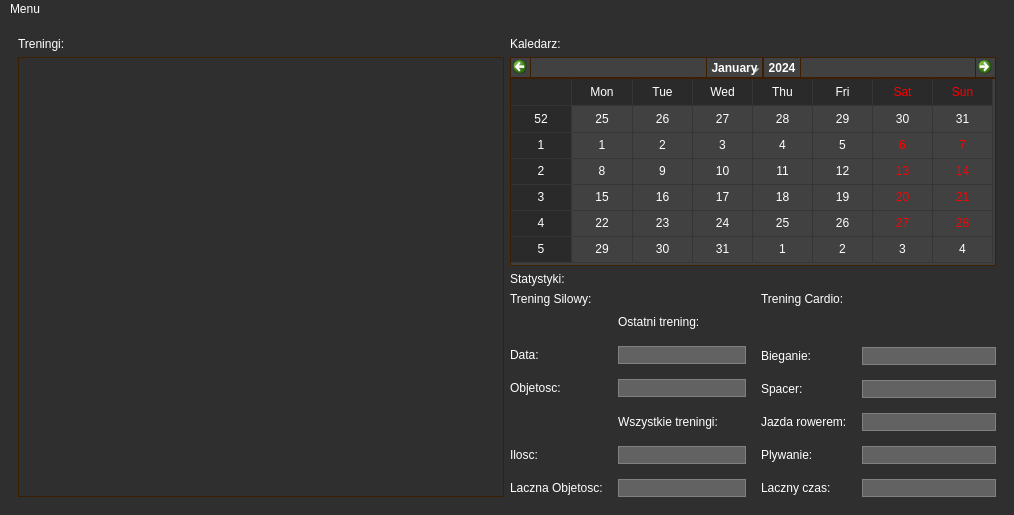
This is mainwindow.ui in Kukulim/DziennikQt as Qt 5 draws it before an edit. The edited form follows.
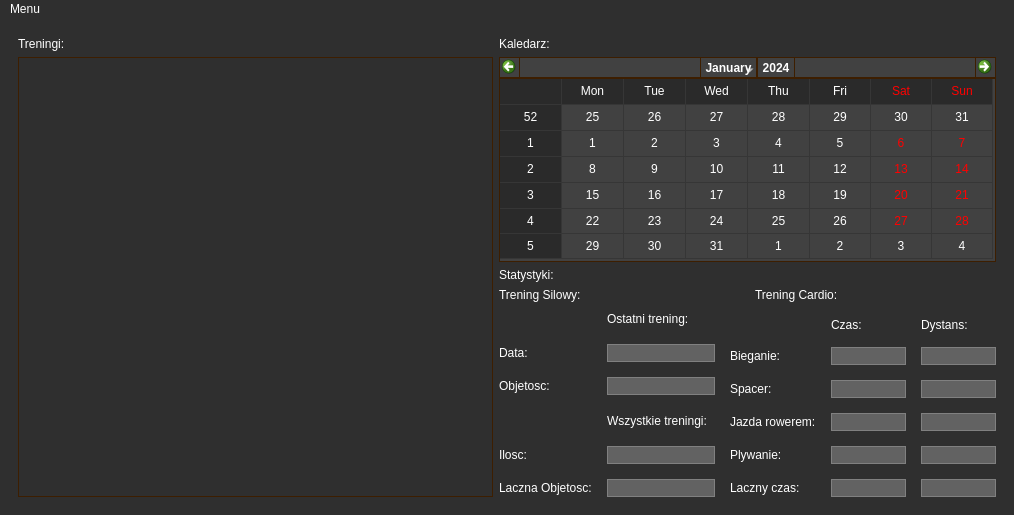
This is the edited form. The open tabs and pages were chosen to show the change.

```diff
--- a/mainwindow.ui
+++ b/mainwindow.ui
@@ -30,7 +30,7 @@
     <string notr="true"/>
    </property>
    <layout class="QGridLayout" name="gridLayout">
-    <item row="0" column="1">
+    <item row="0" column="0">
      <widget class="QStackedWidget" name="stackedWidget">
       <property name="styleSheet">
        <string notr="true">background-color:rgb(47, 47, 47)</string>
@@ -215,47 +215,35 @@
             <property name="topMargin">
              <number>10</number>
             </property>
-            <item row="1" column="1">
-             <widget class="QLineEdit" name="lineEdit_2">
-              <property name="styleSheet">
-               <string notr="true">background-color:rgb(98, 98, 98);
-border: 1px solid gray;</string>
-              </property>
-             </widget>
-            </item>
-            <item row="4" column="1">
-             <widget class="QLineEdit" name="lineEdit_7">
-              <property name="styleSheet">
-               <string notr="true">background-color:rgb(98, 98, 98);
-border: 1px solid gray;</string>
-              </property>
-             </widget>
-            </item>
-            <item row="2" column="1">
-             <widget class="QLineEdit" name="lineEdit_5">
-              <property name="styleSheet">
-               <string notr="true">background-color:rgb(98, 98, 98);
-border: 1px solid gray;</string>
-              </property>
-             </widget>
-            </item>
-            <item row="3" column="0">
-             <widget class="QLabel" name="label_23">
-              <property name="text">
-               <string>Jazda rowerem:</string>
-              </property>
-             </widget>
-            </item>
             <item row="3" column="1">
-             <widget class="QLineEdit" name="lineEdit_6">
+             <widget class="QLineEdit" name="rowerCzasEdit">
+              <property name="maximumSize">
+               <size>
+                <width>75</width>
+                <height>16777215</height>
+               </size>
+              </property>
               <property name="styleSheet">
                <string notr="true">background-color:rgb(98, 98, 98);
 border: 1px solid gray;</string>
               </property>
              </widget>
             </item>
-            <item row="5" column="1">
-             <widget class="QLineEdit" name="lineEdit_8">
+            <item row="1" column="0">
+             <widget class="QLabel" name="label_17">
+              <property name="text">
+               <string>Bieganie:</string>
+              </property>
+             </widget>
+            </item>
+            <item row="2" column="1">
+             <widget class="QLineEdit" name="spacerCzasEdit">
+              <property name="maximumSize">
+               <size>
+                <width>75</width>
+                <height>16777215</height>
+               </size>
+              </property>
               <property name="styleSheet">
                <string notr="true">background-color:rgb(98, 98, 98);
 border: 1px solid gray;</string>
@@ -269,6 +257,47 @@
               </property>
              </widget>
             </item>
+            <item row="1" column="1">
+             <widget class="QLineEdit" name="bieganieCzasEdit">
+              <property name="enabled">
+               <bool>true</bool>
+              </property>
+              <property name="sizePolicy">
+               <sizepolicy hsizetype="Fixed" vsizetype="Fixed">
+                <horstretch>55</horstretch>
+                <verstretch>0</verstretch>
+               </sizepolicy>
+              </property>
+              <property name="minimumSize">
+               <size>
+                <width>0</width>
+                <height>0</height>
+               </size>
+              </property>
+              <property name="maximumSize">
+               <size>
+                <width>75</width>
+                <height>16777215</height>
+               </size>
+              </property>
+              <property name="styleSheet">
+               <string notr="true">background-color:rgb(98, 98, 98);
+border: 1px solid gray;</string>
+              </property>
+              <property name="text">
+               <string/>
+              </property>
+              <property name="frame">
+               <bool>true</bool>
+              </property>
+              <property name="dragEnabled">
+               <bool>false</bool>
+              </property>
+              <property name="clearButtonEnabled">
+               <bool>false</bool>
+              </property>
+             </widget>
+            </item>
             <item row="4" column="0">
              <widget class="QLabel" name="label_22">
               <property name="text">
@@ -276,6 +305,41 @@
               </property>
              </widget>
             </item>
+            <item row="5" column="1">
+             <widget class="QLineEdit" name="lineEdit_8">
+              <property name="maximumSize">
+               <size>
+                <width>75</width>
+                <height>16777215</height>
+               </size>
+              </property>
+              <property name="styleSheet">
+               <string notr="true">background-color:rgb(98, 98, 98);
+border: 1px solid gray;</string>
+              </property>
+             </widget>
+            </item>
+            <item row="4" column="1">
+             <widget class="QLineEdit" name="plywanieCzasEdit">
+              <property name="maximumSize">
+               <size>
+                <width>75</width>
+                <height>16777215</height>
+               </size>
+              </property>
+              <property name="styleSheet">
+               <string notr="true">background-color:rgb(98, 98, 98);
+border: 1px solid gray;</string>
+              </property>
+             </widget>
+            </item>
+            <item row="3" column="0">
+             <widget class="QLabel" name="label_23">
+              <property name="text">
+               <string>Jazda rowerem:</string>
+              </property>
+             </widget>
+            </item>
             <item row="5" column="0">
              <widget class="QLabel" name="label_25">
               <property name="text">
@@ -283,28 +347,89 @@
               </property>
              </widget>
             </item>
-            <item row="1" column="0">
-             <widget class="QLabel" name="label_17">
+            <item row="1" column="2">
+             <widget class="QLineEdit" name="bieganieDystansEdit">
+              <property name="maximumSize">
+               <size>
+                <width>75</width>
+                <height>16777215</height>
+               </size>
+              </property>
+              <property name="styleSheet">
+               <string notr="true">background-color:rgb(98, 98, 98);
+border: 1px solid gray;</string>
+              </property>
+             </widget>
+            </item>
+            <item row="0" column="2">
+             <widget class="QLabel" name="label_27">
               <property name="text">
-               <string>Bieganie:</string>
+               <string>Dystans:</string>
               </property>
              </widget>
             </item>
             <item row="0" column="1">
-             <spacer name="verticalSpacer">
-              <property name="orientation">
-               <enum>Qt::Vertical</enum>
+             <widget class="QLabel" name="label_28">
+              <property name="text">
+               <string>Czas:</string>
               </property>
-              <property name="sizeType">
-               <enum>QSizePolicy::Fixed</enum>
+             </widget>
+            </item>
+            <item row="2" column="2">
+             <widget class="QLineEdit" name="spacerDystansEdit">
+              <property name="maximumSize">
+               <size>
+                <width>75</width>
+                <height>16777215</height>
+               </size>
               </property>
-              <property name="sizeHint" stdset="0">
+              <property name="styleSheet">
+               <string notr="true">background-color:rgb(98, 98, 98);
+border: 1px solid gray;</string>
+              </property>
+             </widget>
+            </item>
+            <item row="3" column="2">
+             <widget class="QLineEdit" name="rowerDystansEdit">
+              <property name="maximumSize">
                <size>
-                <width>20</width>
-                <height>25</height>
+                <width>75</width>
+                <height>16777215</height>
                </size>
               </property>
-             </spacer>
+              <property name="styleSheet">
+               <string notr="true">background-color:rgb(98, 98, 98);
+border: 1px solid gray;</string>
+              </property>
+             </widget>
+            </item>
+            <item row="4" column="2">
+             <widget class="QLineEdit" name="plywanieDystansEdit">
+              <property name="maximumSize">
+               <size>
+                <width>75</width>
+                <height>16777215</height>
+               </size>
+              </property>
+              <property name="styleSheet">
+               <string notr="true">background-color:rgb(98, 98, 98);
+border: 1px solid gray;</string>
+              </property>
+             </widget>
+            </item>
+            <item row="5" column="2">
+             <widget class="QLineEdit" name="lineEdit_10">
+              <property name="maximumSize">
+               <size>
+                <width>75</width>
+                <height>16777215</height>
+               </size>
+              </property>
+              <property name="styleSheet">
+               <string notr="true">background-color:rgb(98, 98, 98);
+border: 1px solid gray;</string>
+              </property>
+             </widget>
             </item>
            </layout>
           </item>
```
Left out of the diff: 204 changed lines with no effect on the pictures.
